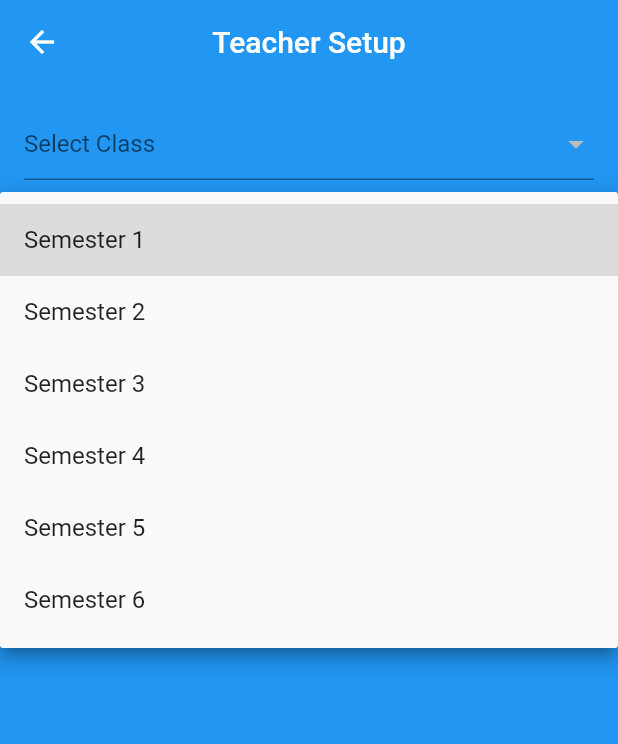
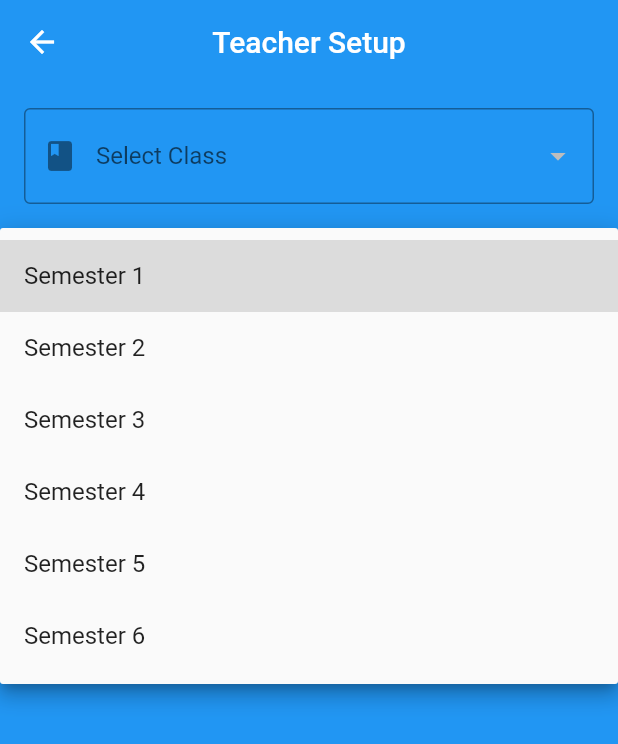
Before and after one commit to Vishnuvm451/app, a Flutter app: the TeacherSetupPage screen opened directly, after a tap on "Select Semester", on a phone screen of 412 x 824 dp. Shown: the top 744 px of the screen. Run offline on Flutter 3.47's test engine with Material 3 defaults, Android fonts, the light colour scheme and no system bars; our stand-ins replace camera, cloud_firestore, firebase_auth, firebase_core; accounts and stored records are empty.

Commit message:
teacher setup page

```diff
--- a/lib/teacher_setup_page.dart
+++ b/lib/teacher_setup_page.dart
@@ -10,50 +10,46 @@ class TeacherSetupPage extends StatefulWidget {
 }
 
 class _TeacherSetupPageState extends State<TeacherSetupPage> {
-  String? classId;
-  int? semester;
-  List<String> selectedSubjects = [];
+  String? selectedClassId;
+  int? selectedSemester;
+  List<String> selectedSubjectIds = [];
 
   String? departmentId;
   bool isSaving = false;
 
+  final FirebaseFirestore _db = FirebaseFirestore.instance;
+
   @override
   void initState() {
     super.initState();
-    _loadTeacherDept();
+    _loadTeacherDepartment();
   }
 
   // --------------------------------------------------
   // LOAD TEACHER DEPARTMENT
   // --------------------------------------------------
-  Future<void> _loadTeacherDept() async {
+  Future<void> _loadTeacherDepartment() async {
     final user = FirebaseAuth.instance.currentUser;
     if (user == null) return;
 
-    final doc = await FirebaseFirestore.instance
-        .collection('teacher') // ✅ FIXED
-        .doc(user.uid)
-        .get();
+    final snap = await _db.collection('teachers').doc(user.uid).get();
 
-    if (!doc.exists) return;
+    if (!snap.exists) return;
 
-    if (mounted) {
+    if (!mounted) return;
     setState(() {
-        departmentId = doc['departmentId'];
+      departmentId = snap['departmentId'];
     });
-    }
   }
 
   // --------------------------------------------------
   // SAVE SETUP
   // --------------------------------------------------
   Future<void> _saveSetup() async {
-    if (classId == null || semester == null || selectedSubjects.isEmpty) {
-      ScaffoldMessenger.of(context).showSnackBar(
-        const SnackBar(
-          content: Text("Please select class, semester and subjects"),
-        ),
-      );
+    if (selectedClassId == null ||
+        selectedSemester == null ||
+        selectedSubjectIds.isEmpty) {
+      _showSnack("Select class, semester and subjects");
       return;
     }
 
@@ -62,18 +58,22 @@ class _TeacherSetupPageState extends State<TeacherSetupPage> {
 
     setState(() => isSaving = true);
 
-    await FirebaseFirestore.instance
-        .collection('teacher') // ✅ FIXED
-        .doc(user.uid)
-        .update({
-          'teachingClassId': classId,
-          'teachingSemester': semester,
-          'subjectIds': selectedSubjects,
+    try {
+      await _db.collection('teachers').doc(user.uid).update({
+        'classId': selectedClassId,
+        'semester': selectedSemester,
+        'subjectIds': selectedSubjectIds,
         'setupCompleted': true,
+        'updatedAt': FieldValue.serverTimestamp(),
       });
 
       if (!mounted) return;
       Navigator.pop(context);
+    } catch (e) {
+      _showSnack("Failed to save setup");
+    } finally {
+      if (mounted) setState(() => isSaving = false);
+    }
   }
 
   // --------------------------------------------------
@@ -90,102 +90,153 @@ class _TeacherSetupPageState extends State<TeacherSetupPage> {
       body: ListView(
         padding: const EdgeInsets.all(16),
         children: [
-          // ---------------- CLASS ----------------
-          StreamBuilder<QuerySnapshot>(
-            stream: FirebaseFirestore.instance
+          _classDropdown(),
+          const SizedBox(height: 16),
+          _semesterDropdown(),
+          const SizedBox(height: 20),
+          _subjectsSection(),
+          const SizedBox(height: 30),
+          _saveButton(),
+        ],
+      ),
+    );
+  }
+
+  // --------------------------------------------------
+  // CLASS DROPDOWN
+  // --------------------------------------------------
+  Widget _classDropdown() {
+    return StreamBuilder<QuerySnapshot>(
+      stream: _db
           .collection('classes')
           .where('departmentId', isEqualTo: departmentId)
+          .orderBy('year')
           .snapshots(),
-            builder: (context, snap) {
+      builder: (_, snap) {
         if (!snap.hasData) {
-                return const CircularProgressIndicator();
+          return const LinearProgressIndicator();
         }
 
         return DropdownButtonFormField<String>(
-                value: classId,
+          value: selectedClassId,
           hint: const Text("Select Class"),
-                items: snap.data!.docs
-                    .map(
-                      (d) =>
-                          DropdownMenuItem(value: d.id, child: Text(d['name'])),
-                    )
-                    .toList(),
-                onChanged: (v) => setState(() {
-                  classId = v;
-                  semester = null;
-                  selectedSubjects.clear();
-                }),
+          items: snap.data!.docs.map((d) {
+            return DropdownMenuItem(value: d.id, child: Text(d['name']));
+          }).toList(),
+          onChanged: (val) {
+            setState(() {
+              selectedClassId = val;
+              selectedSemester = null;
+              selectedSubjectIds.clear();
+            });
+          },
+          decoration: const InputDecoration(
+            prefixIcon: Icon(Icons.class_),
+            border: OutlineInputBorder(),
+          ),
         );
       },
-          ),
+    );
+  }
 
-          const SizedBox(height: 16),
-
-          // ---------------- SEMESTER ----------------
-          DropdownButtonFormField<int>(
-            value: semester,
+  // --------------------------------------------------
+  // SEMESTER DROPDOWN
+  // --------------------------------------------------
+  Widget _semesterDropdown() {
+    return DropdownButtonFormField<int>(
+      value: selectedSemester,
       hint: const Text("Select Semester"),
       items: [1, 2, 3, 4, 5, 6]
-                .map(
-                  (s) => DropdownMenuItem(value: s, child: Text("Semester $s")),
-                )
+          .map((s) => DropdownMenuItem(value: s, child: Text("Semester $s")))
           .toList(),
-            onChanged: (v) => setState(() {
-              semester = v;
-              selectedSubjects.clear();
-            }),
+      onChanged: (val) {
+        setState(() {
+          selectedSemester = val;
+          selectedSubjectIds.clear();
+        });
+      },
+      decoration: const InputDecoration(
+        prefixIcon: Icon(Icons.calendar_month),
+        border: OutlineInputBorder(),
       ),
+    );
+  }
 
-          const SizedBox(height: 20),
+  // --------------------------------------------------
+  // SUBJECTS
+  // --------------------------------------------------
+  Widget _subjectsSection() {
+    if (selectedClassId == null || selectedSemester == null) {
+      return const SizedBox();
+    }
 
-          // ---------------- SUBJECTS ----------------
-          if (classId != null && semester != null)
-            StreamBuilder<QuerySnapshot>(
-              stream: FirebaseFirestore.instance
+    return StreamBuilder<QuerySnapshot>(
+      stream: _db
           .collection('subjects')
-                  .where('classId', isEqualTo: classId)
-                  .where('semester', isEqualTo: semester)
+          .where('classId', isEqualTo: selectedClassId)
+          .where('semester', isEqualTo: selectedSemester)
           .snapshots(),
-              builder: (context, snap) {
+      builder: (_, snap) {
         if (!snap.hasData) {
-                  return const CircularProgressIndicator();
+          return const LinearProgressIndicator();
         }
 
         if (snap.data!.docs.isEmpty) {
           return const Text(
             "No subjects found for this class & semester",
+            style: TextStyle(color: Colors.grey),
           );
         }
 
         return Column(
-                  children: snap.data!.docs.map((d) {
+          crossAxisAlignment: CrossAxisAlignment.start,
+          children: [
+            const Text(
+              "Select Subjects",
+              style: TextStyle(fontSize: 16, fontWeight: FontWeight.bold),
+            ),
+            const SizedBox(height: 10),
+            ...snap.data!.docs.map((d) {
               return CheckboxListTile(
                 title: Text(d['name']),
-                      value: selectedSubjects.contains(d.id),
-                      onChanged: (v) {
+                value: selectedSubjectIds.contains(d.id),
+                onChanged: (checked) {
                   setState(() {
-                          v == true
-                              ? selectedSubjects.add(d.id)
-                              : selectedSubjects.remove(d.id);
+                    checked == true
+                        ? selectedSubjectIds.add(d.id)
+                        : selectedSubjectIds.remove(d.id);
                   });
                 },
               );
-                  }).toList(),
+            }),
+          ],
         );
       },
-            ),
+    );
+  }
 
-          const SizedBox(height: 24),
-
-          // ---------------- SAVE BUTTON ----------------
-          ElevatedButton(
+  // --------------------------------------------------
+  // SAVE BUTTON
+  // --------------------------------------------------
+  Widget _saveButton() {
+    return SizedBox(
+      height: 50,
+      child: ElevatedButton(
         onPressed: isSaving ? null : _saveSetup,
         child: isSaving
             ? const CircularProgressIndicator(color: Colors.white)
-                : const Text("Save Setup"),
+            : const Text(
+                "Save Setup",
+                style: TextStyle(fontWeight: FontWeight.bold),
               ),
-        ],
       ),
     );
   }
+
+  // --------------------------------------------------
+  // SNACK
+  // --------------------------------------------------
+  void _showSnack(String msg) {
+    ScaffoldMessenger.of(context).showSnackBar(SnackBar(content: Text(msg)));
   }
+}
```
Lines whose indentation alone changed are shown as unchanged.
